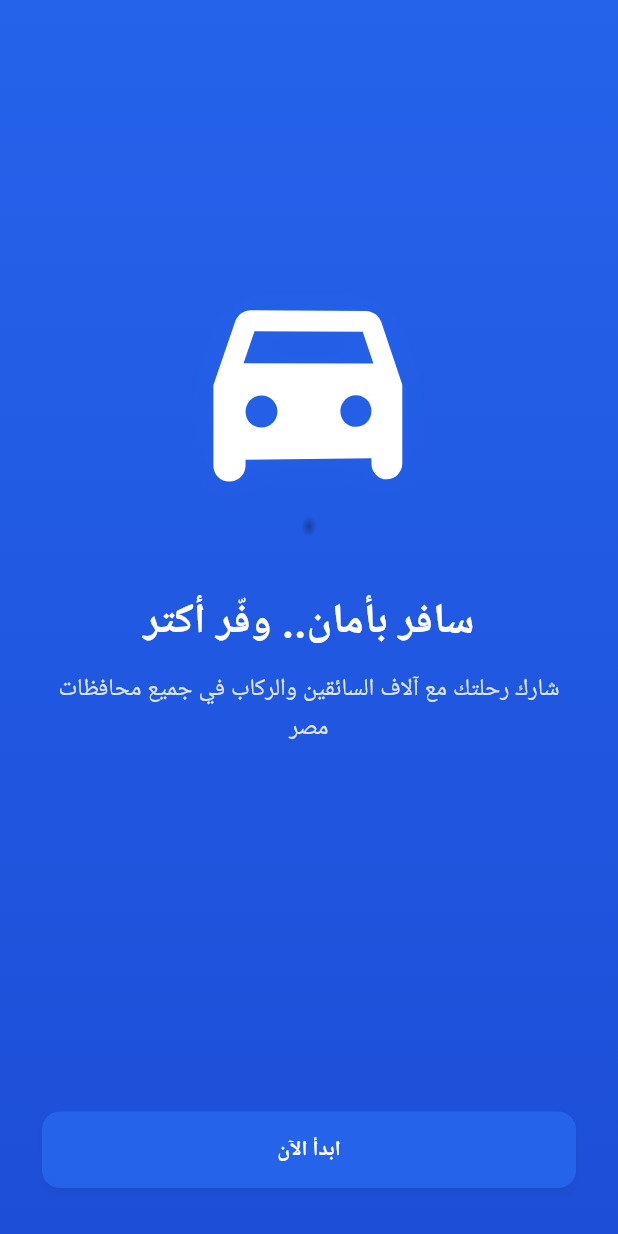
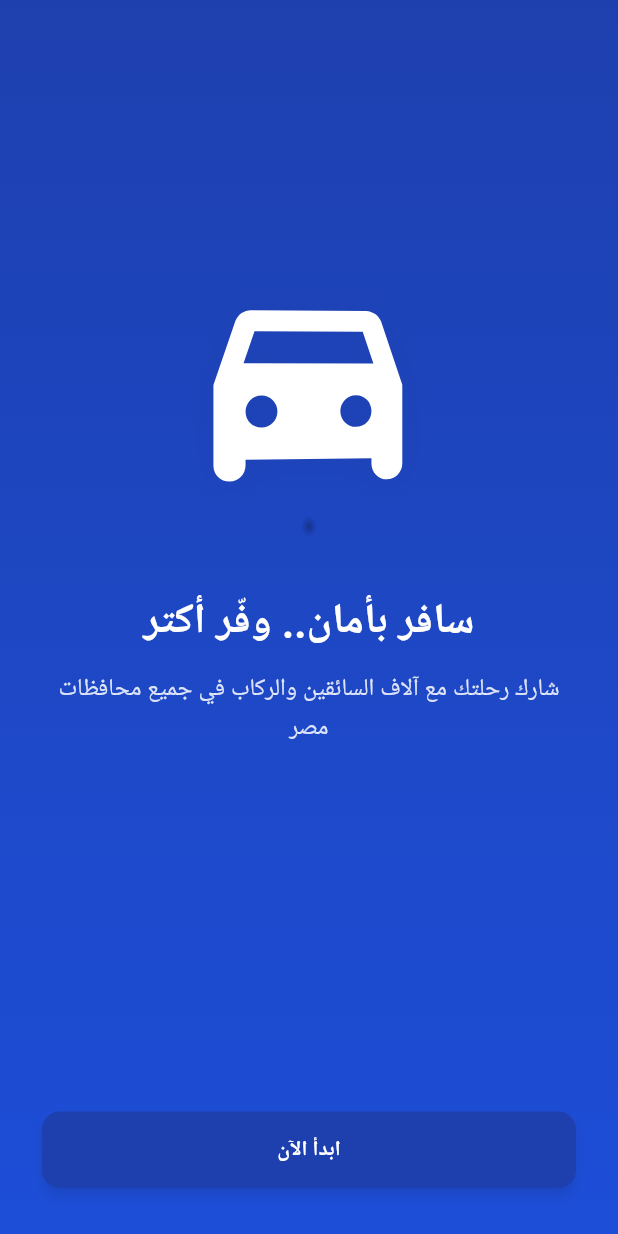
Before and after one commit to 1moalim1all1-cyber/Mosafer, a Flutter app: the screen it shows after launch, on a phone screen of 412 x 824 dp. Run offline on Flutter 3.47's test engine with Material 3 defaults, Android fonts, the phone set to English and light mode, and no system bars; our stand-ins replace cloud_firestore, cloud_functions, equatable, firebase_auth, firebase_core, firebase_messaging and 11 more; accounts and stored records are empty; generated files the repository leaves out were written again; Roboto replaces fonts that are missing (Cairo, Ibm Plex Sans Arabic).

```diff
--- a/lib/core/theme/app_colors.dart
+++ b/lib/core/theme/app_colors.dart
@@ -1,47 +1,41 @@
 import 'package:flutter/material.dart';
 
-/// نظام ألوان "مسافر" - Design System حديث بمعايير التطبيقات العالمية
-/// (BlaBlaCar, Airbnb, Booking, Uber). القيم دي محددة بالضبط زي ما
-/// اتطلب، مش اجتهاد شخصي - أي تغيير هنا بيطبّق على كل زرار وكارت
-/// وحقل إدخال في التطبيق تلقائيًا لأن كل حاجة بتقرا من هنا.
+/// نظام ألوان "مسافر" - القيم دي محددة بالضبط زي ما اتطلب (نفس روح
+/// موقع الدليل الشامل)، مش اجتهاد شخصي.
 class AppColors {
   AppColors._();
 
   // ---- الألوان الأساسية (Brand) ----
-  static const Color primary = Color(0xFF2563EB); // أزرق أساسي
-  static const Color primaryDark = Color(0xFF1D4ED8); // Hover/Active - أغمق
-  static const Color primaryLight = Color(0xFF60A5FA); // للتدرجات والخلفيات الفاتحة
+  static const Color primary = Color(0xFF1E40AF);
+  static const Color primaryDark = Color(0xFF1D4ED8); // Hover
+  static const Color primaryLight = Color(0xFFDBEAFE); // خلفيات وعناصر ثانوية
 
-  // نفس الأزرق الأساسي بدون لون تمييزي تاني - Design System أحادي اللون
-  // الأساسي، متماسك، مش مبعثر بين أكتر من هوية لونية
   static const Color accent = primary;
   static const Color accentLight = primaryLight;
   static const Color accentDark = primaryDark;
 
-  // الثانوي (Dark Navy) - للعناصر الثانوية والوضع الداكن
-  static const Color tertiary = Color(0xFF0F172A);
-  static const Color tertiaryLight = Color(0xFF334155);
+  static const Color tertiary = Color(0xFF111827);
+  static const Color tertiaryLight = Color(0xFF374151);
 
-  // ---- ألوان الميزات الخاصة (لازم تكون مميزة بصريًا وواضحة من نظرة واحدة) ----
-  static const Color returnEmptyTrip = Color(0xFF16A34A); // نفس Success
-  static const Color womenOnly = Color(0xFFDB2777); // وردي مميز واضح
+  // ---- ألوان الميزات الخاصة ----
+  static const Color returnEmptyTrip = Color(0xFF22C55E);
+  static const Color womenOnly = Color(0xFFDB2777);
 
   // ---- حالات النظام ----
-  static const Color success = Color(0xFF16A34A);
-  static const Color error = Color(0xFFDC2626);
+  static const Color success = Color(0xFF22C55E);
+  static const Color error = Color(0xFFEF4444);
   static const Color warning = Color(0xFFF59E0B);
-  static const Color info = Color(0xFF3B82F6);
+  static const Color info = Color(0xFF1E40AF);
   static const Color disabled = Color(0xFFCBD5E1);
 
   // ---- الوضع الفاتح (Light Mode) ----
   static const Color lightBackground = Color(0xFFF8FAFC);
   static const Color lightSurface = Color(0xFFFFFFFF);
-  static const Color lightTextPrimary = Color(0xFF0F172A);
-  static const Color lightTextSecondary = Color(0xFF64748B);
-  static const Color lightBorder = Color(0xFFE2E8F0);
+  static const Color lightTextPrimary = Color(0xFF111827);
+  static const Color lightTextSecondary = Color(0xFF6B7280);
+  static const Color lightBorder = Color(0xFFE5E7EB);
 
-  // ---- الوضع الداكن (Dark Mode) - مبني على نفس عائلة الألوان
-  // (Slate) بتاعت الوضع الفاتح عشان الهوية تفضل متماسكة بين الوضعين ----
+  // ---- الوضع الداكن (Dark Mode) ----
   static const Color darkBackground = Color(0xFF0F172A);
   static const Color darkSurface = Color(0xFF1E293B);
   static const Color darkTextPrimary = Color(0xFFF1F5F9);
@@ -51,7 +45,7 @@ class AppColors {
   // ---- تقييم النجوم ----
   static const Color ratingStar = Color(0xFFF59E0B);
 
-  // ---- Trust Score Badge (حسب المستوى) ----
+  // ---- Trust Score Badge ----
   static const Color trustBronze = Color(0xFFB08D57);
   static const Color trustSilver = Color(0xFF94A3B8);
   static const Color trustGold = Color(0xFFF59E0B);
--- a/lib/core/theme/app_theme.dart
+++ b/lib/core/theme/app_theme.dart
@@ -47,6 +47,7 @@ class AppTheme {
   static const double radiusM = 14;
   static const double radiusL = 20;
   static const double radiusButton = 12;
+  static const double radiusCard = 18; // بين 16 و20 زي المطلوب
 
   /// نمط زرار موحّد بيغطي كل الحالات المطلوبة (Default, Hover, Pressed/Active,
   /// Focus, Disabled) - مبني على WidgetStateProperty عشان يشتغل صح على
@@ -155,11 +156,13 @@ class AppTheme {
       ),
       cardTheme: CardThemeData(
         color: AppColors.lightSurface,
-        elevation: 2,
-        shadowColor: AppColors.lightTextPrimary.withValues(alpha: 0.08),
+        elevation: 4,
+        // تقريب أقرب ما يكون لظل "0 8px 30px rgba(15,23,42,0.08)" المطلوب،
+        // بحدود نظام الظلال في Flutter (Elevation + ShadowColor)
+        shadowColor: const Color(0xFF0F172A).withValues(alpha: 0.08),
         surfaceTintColor: Colors.transparent,
         shape: RoundedRectangleBorder(
-          borderRadius: BorderRadius.circular(radiusM),
+          borderRadius: BorderRadius.circular(radiusCard),
           side: const BorderSide(color: AppColors.lightBorder),
         ),
       ),
@@ -249,11 +252,11 @@ class AppTheme {
       ),
       cardTheme: CardThemeData(
         color: AppColors.darkSurface,
-        elevation: 2,
+        elevation: 4,
         shadowColor: Colors.black.withValues(alpha: 0.4),
         surfaceTintColor: Colors.transparent,
         shape: RoundedRectangleBorder(
-          borderRadius: BorderRadius.circular(radiusM),
+          borderRadius: BorderRadius.circular(radiusCard),
           side: const BorderSide(color: AppColors.darkBorder),
         ),
       ),
```
